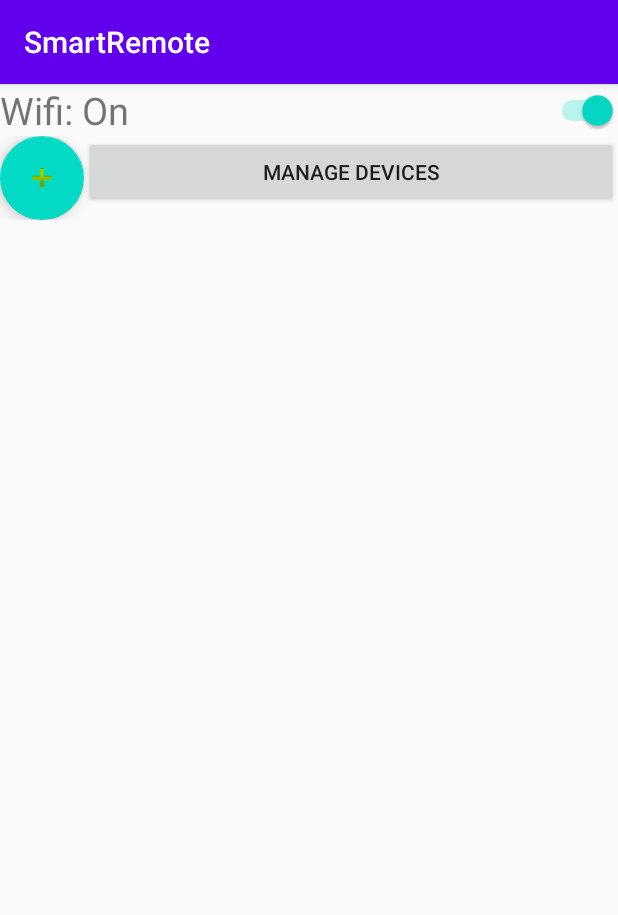
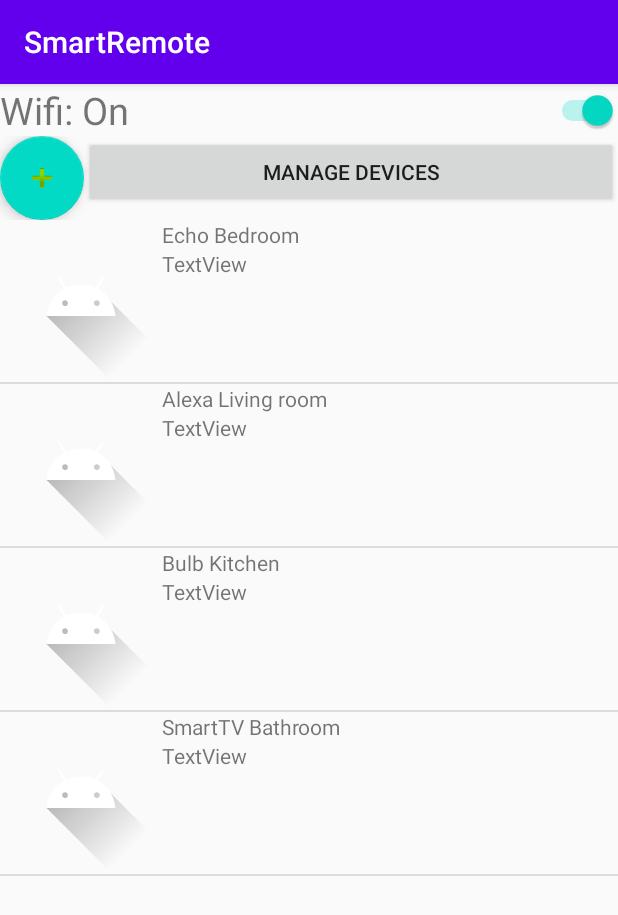
Before and after one commit to Nachodood/SmartRemote, an Android app: the screen it shows after launch (MainActivity), on a phone screen of 412 x 824 dp. Shown: the top 915 px of the screen. Run offline under Robolectric (Android 15) with nearby library versions, the phone set to English and light mode, and no system bars.

Commit message:
Implement MainActivity Custom list

```diff
--- a/app/src/main/java/com/example/smartremote/DeviceScrollListAdapter.java
+++ b/app/src/main/java/com/example/smartremote/DeviceScrollListAdapter.java
@@ -1,4 +1,44 @@
 package com.example.smartremote;
 
-public class DeviceScrollListAdapter {
+import android.content.Context;
+import android.view.LayoutInflater;
+import android.view.View;
+import android.view.ViewGroup;
+import android.widget.ArrayAdapter;
+import android.widget.ImageView;
+import android.widget.TextView;
+
+import androidx.annotation.NonNull;
+import androidx.annotation.Nullable;
+
+import java.util.ArrayList;
+
+class DeviceScrollListAdapter extends ArrayAdapter<String> {
+
+    public DeviceScrollListAdapter(@NonNull Context context, String[] deviceNames, String[] deviceLocations) {
+        super(context, R.layout.device_item, deviceNames); //TODO Need to add deviceLocations[] etc somehow, maybe through Device objects
+    }
+
+    public DeviceScrollListAdapter(@NonNull Context context, ArrayList<String> exampleDeviceInfo) {
+        super(context, R.layout.device_item, exampleDeviceInfo); //TODO Need to add deviceLocations[] etc somehow, maybe through Device objects
+    }
+
+    @NonNull
+    @Override
+    public View getView(int position, @Nullable View convertView, @NonNull ViewGroup parent) {
+        LayoutInflater deviceItemInflater = LayoutInflater.from(getContext());
+        View customDeviceView = deviceItemInflater.inflate(R.layout.device_item, parent, false);
+
+        String singleDeviceName = getItem(position);
+
+        TextView txtDeviceName = customDeviceView.findViewById(R.id.txt_name);
+        TextView txtDeviceRoom = customDeviceView.findViewById(R.id.txt_room);
+        ImageView imgDevicePic = customDeviceView.findViewById(R.id.img_device);
+
+        txtDeviceName.setText(singleDeviceName);
+        //TODO: txtDeviceRoom.setText();
+        imgDevicePic.setImageResource(R.drawable.ic_launcher_foreground); //TODO: Use array
+
+        return customDeviceView;
+    }
 }
--- a/app/src/main/java/com/example/smartremote/MainActivity.java
+++ b/app/src/main/java/com/example/smartremote/MainActivity.java
@@ -9,8 +9,12 @@ import android.hardware.SensorManager;
 import android.net.wifi.WifiManager;
 import android.os.Bundle;
 import android.view.View;
+import android.widget.ArrayAdapter;
 import android.widget.Button;
 import android.widget.CompoundButton;
+import android.widget.ListAdapter;
+import android.widget.ListView;
+import android.widget.ScrollView;
 import android.widget.Switch;
 import android.widget.TextView;
 import androidx.appcompat.app.AppCompatActivity;
@@ -72,6 +76,7 @@ public class MainActivity extends AppCompatActivity implements SensorEventListen
     Switch m_wifiStatusSwitch;
     Button  m_btnManageDevicesActivity;
     FloatingActionButton m_fabAddDevice;
+    ListView m_listAvailableDevices;
 
     WifiManager m_wifiManager;
 
@@ -80,6 +85,8 @@ public class MainActivity extends AppCompatActivity implements SensorEventListen
 
     List<Sensor> m_deviceSensorsList;
     ArrayList<Sensor> m_requiredSensorsList;
+
+    ListAdapter m_customDeviceAdapter;
 
     //TODO: I need to add onResume(), onResume() etc. See SensorTest.java
 
@@ -91,6 +98,7 @@ public class MainActivity extends AppCompatActivity implements SensorEventListen
         setupSensors();
         deviceHasSensors();
         setupView();
+        setupScrlList();
 
         m_wifiManager = (WifiManager) getSystemService(Context.WIFI_SERVICE);
 
@@ -141,26 +149,6 @@ public class MainActivity extends AppCompatActivity implements SensorEventListen
             }
         });
 
-        m_btnManageDevicesActivity = findViewById(R.id.btn_manage_devices);
-        m_btnManageDevicesActivity.setOnClickListener(new View.OnClickListener() {
-            @Override
-            public void onClick(View v) {
-                Intent manageDevicesActivityIntent = new Intent(MainActivity.this,
-                        ManageDevicesActivity.class);
-                startActivity(manageDevicesActivityIntent);
-            }
-        });
-
-        m_fabAddDevice = findViewById(R.id.fab_add_device);
-        m_fabAddDevice.setOnClickListener(new View.OnClickListener() {
-            @Override
-            public void onClick(View v) {
-                Intent addDeviceIntent = new Intent(MainActivity.this,
-                        AddDeviceActivity.class);
-                startActivity(addDeviceIntent);
-            }
-        });
-
         m_wifiStatusText = findViewById(R.id.txt_connect_status);
         m_wifiStatusSwitch = findViewById(R.id.switch_wifi);
 
@@ -178,9 +166,11 @@ public class MainActivity extends AppCompatActivity implements SensorEventListen
             }
         });
 
+        m_listAvailableDevices = findViewById(R.id.list_available_devices);
+
     }
 
-    /////////////////////////////////////////////////////// SENSOR STUFF /////////////////////////////////////////////////////
+    /////////////////////////////////////////////////////// SENSORS /////////////////////////////////////////////////////
 
     //Check if device has all sensors
     //Return if required sensor is unavailable, give notification and limit functions/features
@@ -231,4 +221,48 @@ public class MainActivity extends AppCompatActivity implements SensorEventListen
 
     }
 
+    /////////////////////////////////////////////////////// LISTVIEW /////////////////////////////////////////////////////
+    //ListView has been setup in setupView()
+    private void setupScrlList() {
+        //Of course, the list would be populated from persistant storage.
+        //Possibly use a list of Device Objects?
+        //ArrayList<Device> exampleDevices = new ArrayList<Device>();
+
+        ArrayList<String> arrayListExampleDeviceNames = new ArrayList<>();
+        arrayListExampleDeviceNames.add("Echo");
+        arrayListExampleDeviceNames.add( "Alexa");
+        arrayListExampleDeviceNames.add("Bulb");
+        arrayListExampleDeviceNames.add( "SmartTV");
+
+        ArrayList<String> arrayListExampleRooms = new ArrayList<>();
+        arrayListExampleRooms.add("Bedroom");
+        arrayListExampleRooms.add( "Living room");
+        arrayListExampleRooms.add("Kitchen");
+        arrayListExampleRooms.add( "Bathroom");
+
+//        ListAdapter customDeviceAdapter = new DeviceScrollListAdapter(this, arrayListExampleDeviceNames, arrayListExampleRooms);
+
+        ArrayList<String> exampleDeviceInfo = new ArrayList<>();
+        int i = 0;
+        while(i<arrayListExampleDeviceNames.size()){
+            exampleDeviceInfo.add(arrayListExampleDeviceNames.get(i) + " " + arrayListExampleRooms.get(i) );
+            i++;
+        }
+
+        m_customDeviceAdapter = new DeviceScrollListAdapter(this, exampleDeviceInfo);
+
+       /* Device alexa = new Device("alexa", "Kitchen", 67, 1000);
+        Device smartTV = new Device("smartTV", "LivingRoom", 22, 1000);
+        Device Bulb = new Device("Bulb", "Bedroom", 127, 1005);
+        Device bulb2 = new Device("Bulb2", "MasterBedroom", 359, 999);
+        exampleDevices.add(alexa);
+        exampleDevices.add(smartTV);
+        exampleDevices.add(Bulb);
+        exampleDevices.add(bulb2);
+        exampleDevices.toArray();
+        exampleDevices.toString();
+        ListAdapter customDeviceAdapter = new DeviceScrollListAdapter(this, exampleDevices); */
+
+        m_listAvailableDevices.setAdapter(m_customDeviceAdapter);
+    }
 }
--- a/app/src/main/res/layout/activity_main.xml
+++ b/app/src/main/res/layout/activity_main.xml
@@ -66,12 +66,10 @@
 
     </LinearLayout>
 
-    <ScrollView
-        android:id="@+id/scrl_devices"
+    <ListView
+        android:id="@+id/list_available_devices"
         android:layout_width="match_parent"
-        android:layout_height="match_parent">
-
-    </ScrollView>
+        android:layout_height="match_parent" />
 
     <!--<Button
        android:id="@+id/btn_sensor_test"
--- a/app/src/main/res/layout/device_item.xml
+++ b/app/src/main/res/layout/device_item.xml
@@ -6,23 +6,28 @@
     android:layout_height="match_parent" >
 
     <ImageView
-        android:id="@+id/imageView"
+        android:id="@+id/img_device"
         android:layout_width="wrap_content"
         android:layout_height="wrap_content"
+        app:srcCompat="@drawable/ic_launcher_background" />
+
+    <LinearLayout
+        android:layout_width="match_parent"
+        android:layout_height="match_parent"
         android:layout_weight="1"
-        app:srcCompat="@drawable/ic_launcher_background" />
+        android:orientation="vertical">
 
         <TextView
             android:id="@+id/txt_name"
             android:layout_width="wrap_content"
             android:layout_height="wrap_content"
-        android:layout_weight="1"
             android:text="TextView" />
 
         <TextView
             android:id="@+id/txt_room"
             android:layout_width="wrap_content"
             android:layout_height="wrap_content"
-        android:layout_weight="1"
             android:text="TextView" />
     </LinearLayout>
+
+</LinearLayout>
```
Also changed, not shown: app/src/main/java/com/example/smartremote/Device.java (added, +39 -0 lines), app/src/main/res/drawable-hdpi/ic_action_name.png (added), app/src/main/res/drawable-mdpi/ic_action_name.png (added), app/src/main/res/drawable-xhdpi/ic_action_name.png (added), app/src/main/res/drawable-xxhdpi/ic_action_name.png (added), app/src/main/res/drawable-xxxhdpi/ic_action_name.png (added). Lines whose indentation alone changed are shown as unchanged.
